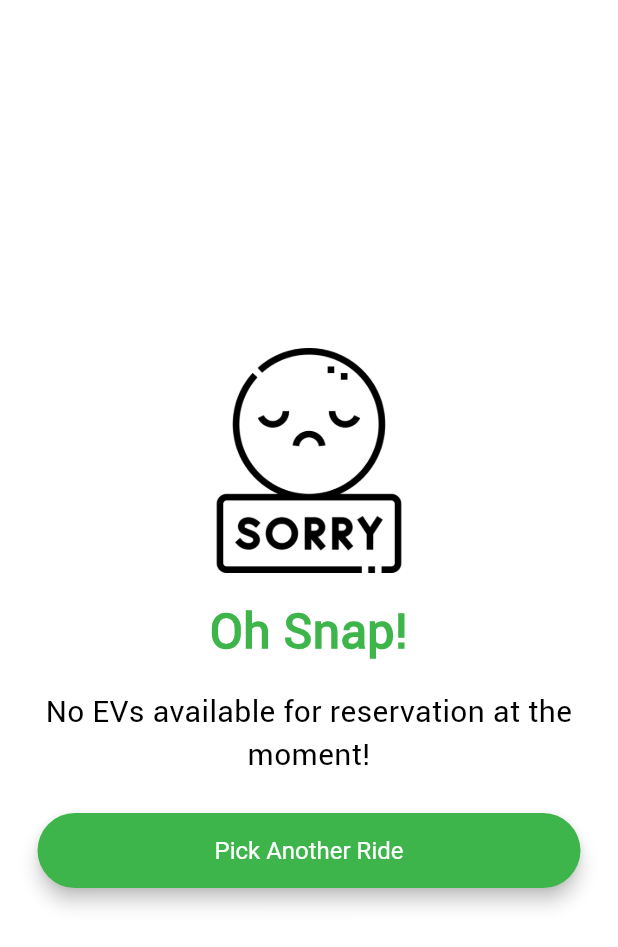
After one commit to naethra-gp/driEv, a Flutter app: the ErrorBikes screen opened by its route, on a phone screen of 412 x 824 dp. The commit adds this screen. Shown: the top 947 px of the screen. Run offline on Flutter 3.47's test engine with Material 3 defaults, Android fonts, the light colour scheme and no system bars; our stand-ins replace cached_network_image, connectivity_plus, file_picker, flutter_easyloading, flutter_image_compress, fluttertoast and 14 more; missing offline and left inert: flutter_polyline_points, otp_autofill, readsms, super_tooltip, syncfusion_flutter_core; accounts and stored records are empty.

Commit message:
[GP] => Phase 2 - Bike Booking Fare Details Completed.

```diff
--- a/lib/app_config/app_end_points.dart
+++ b/lib/app_config/app_end_points.dart
@@ -18,5 +18,6 @@ class EndPoints {
   static const getVehiclesByPlan = 'getVehiclesByPlan';
   static const getPlansByStation = 'getPlansByStation';
   static const uploadDocument = 'uploadDocument';
+  static const getBikeDetails = 'getBikeDetails';
 
 }
--- a/lib/app_config/app_routes.dart
+++ b/lib/app_config/app_routes.dart
@@ -2,7 +2,6 @@ import 'package:flutter/material.dart';
 import 'package:provider/provider.dart';
 
 import '../app_pages/index.dart';
-import '../app_pages/test/test.dart';
 import '../app_utils/app_provider/connectivity_provider.dart';
 
 class AppRoute {
@@ -40,16 +39,20 @@ class AppRoute {
           return VoteErrorScreen(params: args['params']);
         case "rank_list":
           return const RankList();
-        case "select_vehicle":
-          Map args = settings.arguments as Map;
-          return SelectVehiclePage(stationDetails: args['params']);
         case "registration":
           String id = settings.arguments as String;
           return RegistrationPage(campusId: id);
         case "profile":
           return const ProfilePage();
-        case "test":
-          return const LoginTest();
+        // Vehicle Routes
+        case "select_vehicle":
+          Map args = settings.arguments as Map;
+          return SelectVehiclePage(stationDetails: args['params']);
+        case "error_bike":
+          return const ErrorBikes();
+        case "bike_fare_details":
+          Map args = settings.arguments as Map;
+          return BikeFareDetails(stationDetails: args['query']);
       }
       return const LandingPage();
     });
--- a/lib/app_pages/home_screen/home_page.dart
+++ b/lib/app_pages/home_screen/home_page.dart
@@ -1,10 +1,8 @@
 import 'dart:async';
 import 'dart:convert';
-// import 'dart:convert' show utf8;
 
 import 'dart:math';
 import 'package:cached_network_image/cached_network_image.dart';
-import 'package:flutter/cupertino.dart';
 import 'package:flutter/material.dart';
 import 'package:flutter_polyline_points/flutter_polyline_points.dart';
 import 'package:geocoding/geocoding.dart' as geo;
--- a/lib/app_pages/index.dart
+++ b/lib/app_pages/index.dart
@@ -11,6 +11,9 @@ export 'registration_page/registration_page.dart';
 export 'users/verify_otp/error_page.dart';
 export 'campus_screens/rank_list.dart';
 export 'vehicle_page/select_vehicle.dart';
+export 'vehicle_page/widget/error_bikes.dart';
 export 'no_internet/no_internet.dart';
 export 'profile_page/profile_page.dart';
 export 'home_screen/home_page.dart';
+export 'bike_booking/bike_booking.dart';
+export 'bike_booking/bike_fare_details.dart';
--- a/lib/app_pages/profile_page/profile_page.dart
+++ b/lib/app_pages/profile_page/profile_page.dart
@@ -1,14 +1,11 @@
 import 'package:cached_network_image/cached_network_image.dart';
 import 'package:driev/app_pages/profile_page/widgets/document_upload_alert.dart';
-import 'package:flutter/cupertino.dart';
 import 'package:flutter/material.dart';
-import 'package:flutter/widgets.dart';
 import 'package:icons_plus/icons_plus.dart';
 
 import '../../app_services/index.dart';
 import '../../app_storages/secure_storage.dart';
 import '../../app_themes/app_colors.dart';
-import '../../app_themes/custom_theme.dart';
 import '../../app_utils/app_loading/alert_services.dart';
 import 'widgets/document_re_upload.dart';
 
--- /dev/null
+++ b/lib/app_pages/vehicle_page/widget/error_bikes.dart
@@ -0,0 +1,71 @@
+/*
+* Date        : 29-05-2024
+* Page        : Error Bike
+* Description : Error widget for dynamic content
+* Created By  : GNANA PRAKASAM
+* Modified By : GNANA PRAKASAM
+*/
+import 'package:driev/app_utils/app_widgets/app_button.dart';
+import 'package:flutter/material.dart';
+
+import '../../../app_themes/app_colors.dart';
+
+class ErrorBikes extends StatefulWidget {
+  const ErrorBikes({super.key});
+
+  @override
+  State<ErrorBikes> createState() => _ErrorBikesState();
+}
+
+class _ErrorBikesState extends State<ErrorBikes> {
+  @override
+  Widget build(BuildContext context) {
+    return Scaffold(
+      backgroundColor: Colors.white,
+      body: SafeArea(
+        child: Padding(
+          padding: const EdgeInsets.symmetric(horizontal: 25),
+          child: Column(
+            crossAxisAlignment: CrossAxisAlignment.center,
+            mainAxisAlignment: MainAxisAlignment.center,
+            children: [
+              SizedBox(
+                child: Center(
+                  child: Image.asset(
+                    "assets/app/error_otp.png",
+                    height: 150,
+                    width: 150,
+                    fit: BoxFit.contain,
+                  ),
+                ),
+              ),
+              const SizedBox(height: 16),
+              const Text(
+                "Oh Snap!",
+                textAlign: TextAlign.center,
+                style: TextStyle(
+                  fontSize: 32,
+                  fontWeight: FontWeight.w800,
+                  color: AppColors.primary,
+                ),
+              ),
+              const SizedBox(height: 16),
+              const Text(
+                "No EVs available for reservation at the moment!",
+                textAlign: TextAlign.center,
+                style: TextStyle(fontSize: 20, color: Colors.black),
+              ),
+              const SizedBox(height: 24),
+              AppButtonWidget(
+                  title: "Pick Another Ride",
+                  onPressed: () {
+                    // Navigator.pop(context);
+                    Navigator.pushNamed(context, "home");
+                  }),
+            ],
+          ),
+        ),
+      ),
+    );
+  }
+}
--- a/lib/app_services/index.dart
+++ b/lib/app_services/index.dart
@@ -2,3 +2,4 @@ export 'otp_services.dart';
 export 'campus_services.dart';
 export 'customer_services.dart';
 export 'vehicle_service.dart';
+export 'booking_services.dart';
--- a/pubspec.yaml
+++ b/pubspec.yaml
@@ -44,6 +44,7 @@ dependencies:
   pin_code_fields: ^8.0.1
   readsms: ^0.0.2+2
   google_maps_flutter_ios: ^2.6.0
+  super_tooltip: ^2.0.7
   #  otp_pin_field: ^1.2.2
   #  otp_text_field: ^1.1.3
   #  google_fonts: ^6.2.1
```
Also changed, not shown: lib/app_pages/bike_booking/bike_booking.dart (added, +31 -0 lines), lib/app_pages/bike_booking/bike_fare_details.dart (added, +326 -0 lines), lib/app_pages/splash_screen/splash_screen.dart (+8 -2 lines), lib/app_pages/vehicle_page/select_vehicle.dart (+25 -4 lines), lib/app_services/booking_services.dart (added, +13 -0 lines), pubspec.lock, 3 other files. Lines whose indentation alone changed are shown as unchanged.
